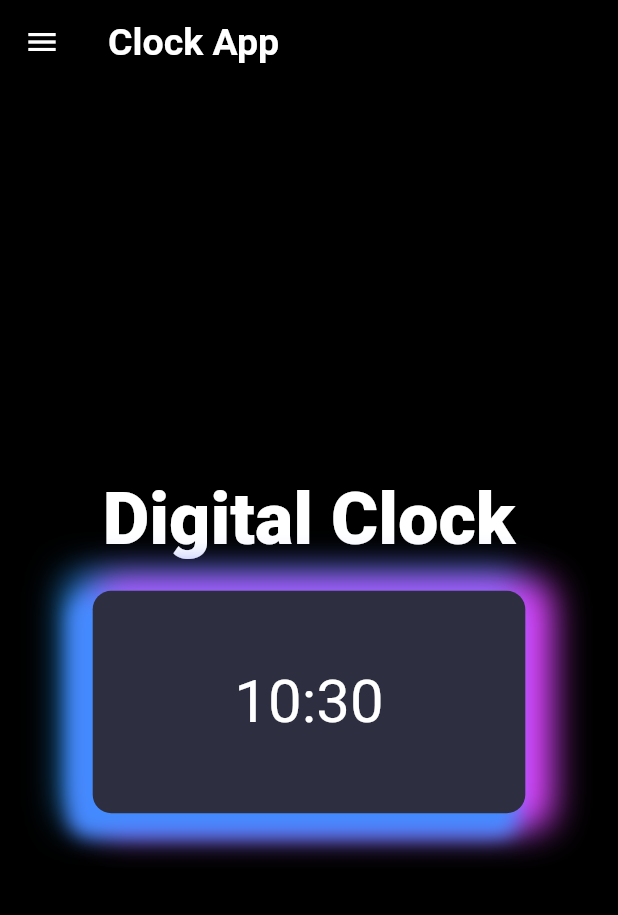
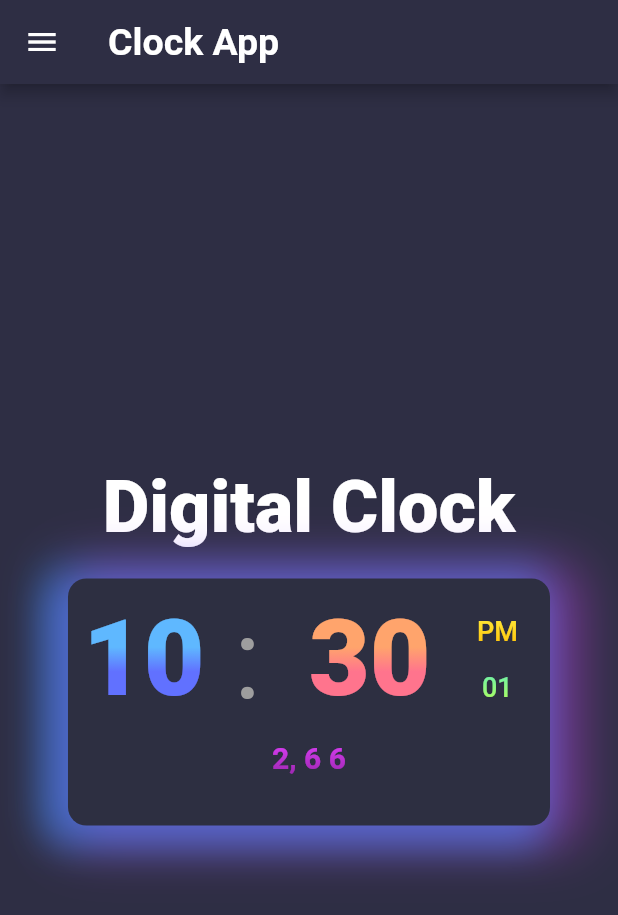
Before and after one commit to SJaynesh/clock_app, a Flutter app: the ClockPage screen opened by its route, on a phone screen of 412 x 824 dp. Shown: the top 915 px of the screen. Run offline on Flutter 3.47's test engine with Material 3 defaults, Android fonts, the phone set to English and light mode, and no system bars; drawn by our look-alikes of simple_gradient_text; network calls fail.

Commit message:
Clock App

```diff
--- a/lib/view/screens/clock_page.dart
+++ b/lib/view/screens/clock_page.dart
@@ -2,6 +2,7 @@ import 'dart:async';
 import 'dart:developer';
 
 import 'package:flutter/material.dart';
+import 'package:simple_gradient_text/simple_gradient_text.dart';
 
 class ClockPage extends StatefulWidget {
   const ClockPage({super.key});
@@ -105,7 +106,7 @@ class _ClockPageState extends State<ClockPage> {
             color: Colors.white,
           ),
         ),
-          backgroundColor: Colors.black,
+        backgroundColor: const Color(0xff2e2e44),
       ),
       body: Center(
         child: Stack(
@@ -137,65 +138,131 @@ class _ClockPageState extends State<ClockPage> {
                   ),
                 ),
                 Container(
-                    height: h * 0.18,
-                    width: w * 0.7,
+                  height: h * 0.2,
+                  width: w * 0.78,
                   margin: EdgeInsets.all(
                     textScaler.scale(20),
                   ),
                   decoration: BoxDecoration(
                     borderRadius: BorderRadius.circular(w * 0.03),
                     color: const Color(0xff2d2f41),
-                      boxShadow: const [
+                    boxShadow: [
                       BoxShadow(
                         spreadRadius: 8,
-                          blurRadius: 20,
-                          offset: Offset(-10, -2),
-                          color: Colors.blue,
+                        blurRadius: 22,
+                        offset: const Offset(-10, -2),
+                        color: Colors.blue.withOpacity(0.4),
                       ),
                       BoxShadow(
-                          spreadRadius: 8,
-                          blurRadius: 20,
-                          offset: Offset(10, 2),
-                          color: Colors.purpleAccent,
+                        spreadRadius: 10,
+                        blurRadius: 30,
+                        offset: const Offset(10, 2),
+                        color: Colors.purpleAccent.withOpacity(0.4),
                       ),
                       BoxShadow(
                         spreadRadius: 5,
-                          blurRadius: 10,
-                          offset: Offset(-10, 10),
-                          color: Colors.blueAccent,
+                        blurRadius: 20,
+                        offset: const Offset(-10, 10),
+                        color: Colors.blueAccent.withOpacity(0.4),
                       ),
                     ],
                   ),
-                    alignment: Alignment.center,
                   child: Column(
+                    children: [
+                      Padding(
+                        padding: const EdgeInsets.all(10),
+                        child: Row(
                           mainAxisAlignment: MainAxisAlignment.center,
                           children: [
-                        Row(
-                          mainAxisAlignment: MainAxisAlignment.center,
-                          children: [
-                            Text(
-                              "$hour",
+                            Expanded(
+                              flex: 2,
+                              child: GradientText(
+                                hour.toString().padLeft(2, '0'),
                                 style: TextStyle(
-                                color: Colors.white,
-                                fontSize: textScaler.scale(40),
+                                  fontSize: textScaler.scale(70),
+                                  fontWeight: FontWeight.w800,
+                                ),
+                                gradientDirection: GradientDirection.ttb,
+                                stops: const [0.4, 0.6],
+                                colors: const [
+                                  Color(0xff5fb8ff),
+                                  Color(0xff6171ff),
+                                ],
                               ),
                             ),
-                            Text(
+                            Expanded(
+                              child: Text(
                                 ":",
                                 style: TextStyle(
-                                color: Colors.white,
-                                fontSize: textScaler.scale(40),
+                                  color: Colors.grey,
+                                  fontSize: textScaler.scale(75),
                                 ),
                               ),
-                            Text(
-                              "$minute",
+                            ),
+                            Expanded(
+                              flex: 2,
+                              child: GradientText(
+                                minute.toString().padLeft(2, '0'),
                                 style: TextStyle(
-                                color: Colors.white,
-                                fontSize: textScaler.scale(40),
+                                  fontSize: textScaler.scale(70),
+                                  fontWeight: FontWeight.w800,
+                                ),
+                                gradientDirection: GradientDirection.ttb,
+                                stops: const [0.4, 0.6],
+                                colors: const [
+                                  Color(0xffffa46c),
+                                  Color(0xffff748d),
+                                ],
                               ),
                             ),
+                            Expanded(
+                              child: Column(
+                                children: [
+                                  GradientText(
+                                    "PM",
+                                    style: TextStyle(
+                                      fontSize: textScaler.scale(18),
+                                      fontWeight: FontWeight.w500,
+                                    ),
+                                    gradientDirection: GradientDirection.ttb,
+                                    colors: const [
+                                      Colors.yellow,
+                                      Colors.amber,
                                     ],
+                                  ),
+                                  SizedBox(
+                                    height: h * 0.02,
+                                  ),
+                                  GradientText(
+                                    second.toString().padLeft(2, '0'),
+                                    style: TextStyle(
+                                      fontSize: textScaler.scale(18),
+                                      fontWeight: FontWeight.w500,
+                                    ),
+                                    gradientDirection: GradientDirection.ttb,
+                                    colors: const [
+                                      Colors.greenAccent,
+                                      Colors.lightGreenAccent,
+                                    ],
+                                  ),
+                                ],
+                              ),
                             )
+                          ],
+                        ),
+                      ),
+                      GradientText(
+                        "${dateTime.month}, ${dateTime.weekday} 6",
+                        style: TextStyle(
+                          fontSize: textScaler.scale(20),
+                          fontWeight: FontWeight.w600,
+                        ),
+                        gradientDirection: GradientDirection.ttb,
+                        colors: const [
+                          Colors.purpleAccent,
+                          Colors.purple,
+                        ],
+                      ),
                     ],
                   ),
                 ),
@@ -204,7 +271,7 @@ class _ClockPageState extends State<ClockPage> {
           ],
         ),
       ),
-        backgroundColor: Colors.black //Color(0xff2e2e44),
+      backgroundColor: const Color(0xff2e2e44),
     );
   }
 }
--- a/pubspec.yaml
+++ b/pubspec.yaml
@@ -35,6 +35,7 @@ dependencies:
   # The following adds the Cupertino Icons font to your application.
   # Use with the CupertinoIcons class for iOS style icons.
   cupertino_icons: ^1.0.2
+  simple_gradient_text: ^1.3.0
 
 dev_dependencies:
   flutter_test:
```
Also changed, not shown: pubspec.lock. Lines whose indentation alone changed are shown as unchanged.
